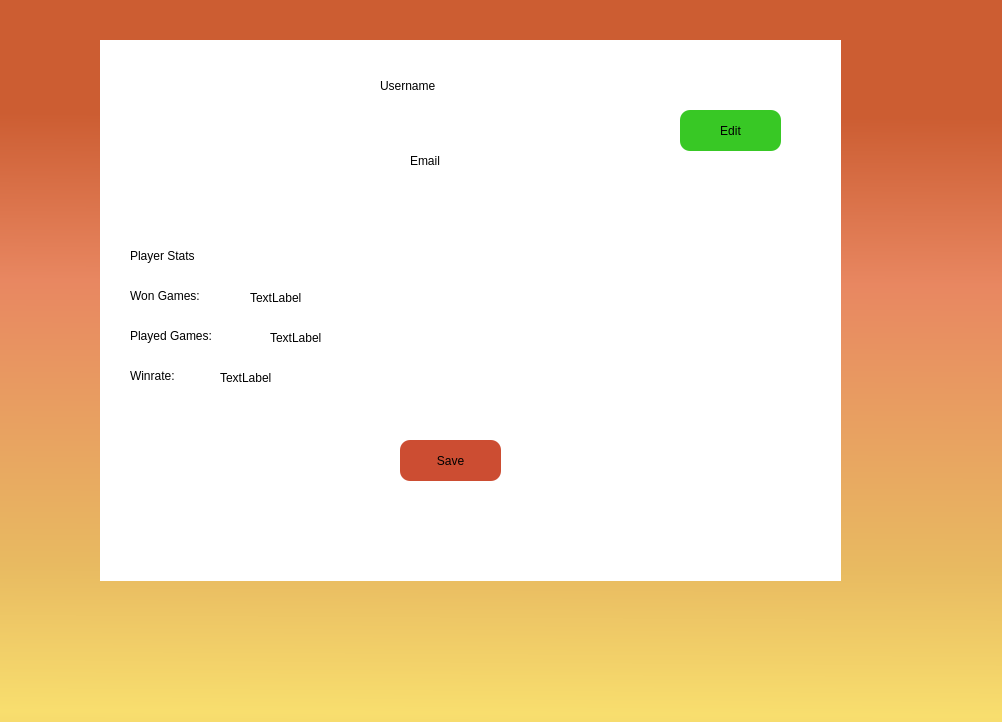
Old version of the form TriviadorGame/TriviadorGame/GameWindow.ui in the repository Mihnea11/Triviador.
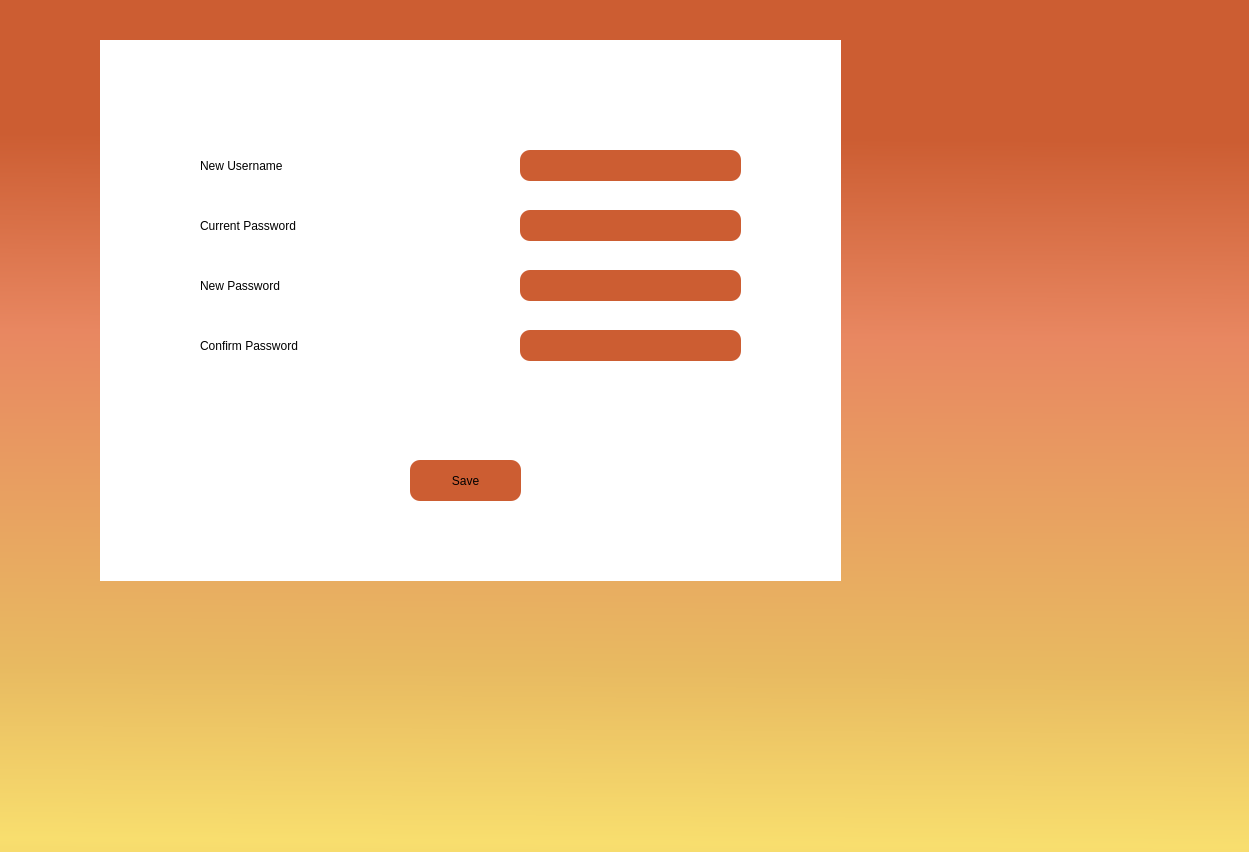
New version of the form.

Commit message: Added Edit Profile Form Interface

Diff of the .ui file:
```diff
--- a/TriviadorGame/TriviadorGame/GameWindow.ui
+++ b/TriviadorGame/TriviadorGame/GameWindow.ui
@@ -6,8 +6,8 @@
    <rect>
     <x>0</x>
     <y>0</y>
-    <width>1002</width>
-    <height>722</height>
+    <width>1249</width>
+    <height>852</height>
    </rect>
   </property>
   <property name="windowTitle">
@@ -354,6 +354,162 @@
      <string>Save</string>
     </property>
    </widget>
+   <widget class="QWidget" name="EditProfileForm" native="true">
+    <property name="geometry">
+     <rect>
+      <x>0</x>
+      <y>0</y>
+      <width>741</width>
+      <height>541</height>
+     </rect>
+    </property>
+    <property name="styleSheet">
+     <string notr="true">background-color: rgb(255, 255, 255);</string>
+    </property>
+    <widget class="QLabel" name="NewUsernameLabel">
+     <property name="geometry">
+      <rect>
+       <x>100</x>
+       <y>100</y>
+       <width>221</width>
+       <height>51</height>
+      </rect>
+     </property>
+     <property name="styleSheet">
+      <string notr="true">font: 700 20pt &quot;Segoe UI&quot;;</string>
+     </property>
+     <property name="text">
+      <string>New Username</string>
+     </property>
+    </widget>
+    <widget class="QLabel" name="CurrentPasswordLabel">
+     <property name="geometry">
+      <rect>
+       <x>100</x>
+       <y>160</y>
+       <width>251</width>
+       <height>51</height>
+      </rect>
+     </property>
+     <property name="styleSheet">
+      <string notr="true">font: 700 20pt &quot;Segoe UI&quot;;</string>
+     </property>
+     <property name="text">
+      <string>Current Password</string>
+     </property>
+    </widget>
+    <widget class="QLabel" name="NewPasswordLabel">
+     <property name="geometry">
+      <rect>
+       <x>100</x>
+       <y>220</y>
+       <width>221</width>
+       <height>51</height>
+      </rect>
+     </property>
+     <property name="styleSheet">
+      <string notr="true">font: 700 20pt &quot;Segoe UI&quot;;</string>
+     </property>
+     <property name="text">
+      <string>New Password</string>
+     </property>
+    </widget>
+    <widget class="QLabel" name="ConfirmPasswordLabel">
+     <property name="geometry">
+      <rect>
+       <x>100</x>
+       <y>280</y>
+       <width>261</width>
+       <height>51</height>
+      </rect>
+     </property>
+     <property name="styleSheet">
+      <string notr="true">font: 700 20pt &quot;Segoe UI&quot;;</string>
+     </property>
+     <property name="text">
+      <string>Confirm Password</string>
+     </property>
+    </widget>
+    <widget class="QLineEdit" name="NewUsernameField">
+     <property name="geometry">
+      <rect>
+       <x>420</x>
+       <y>110</y>
+       <width>221</width>
+       <height>31</height>
+      </rect>
+     </property>
+     <property name="styleSheet">
+      <string notr="true">border: 2px;
+border-radius: 10px;
+background-color: rgb(204, 93, 50);</string>
+     </property>
+    </widget>
+    <widget class="QLineEdit" name="CurrentPasswordField">
+     <property name="geometry">
+      <rect>
+       <x>420</x>
+       <y>170</y>
+       <width>221</width>
+       <height>31</height>
+      </rect>
+     </property>
+     <property name="styleSheet">
+      <string notr="true">border: 2px;
+border-radius: 10px;
+background-color: rgb(204, 93, 50);</string>
+     </property>
+    </widget>
+    <widget class="QLineEdit" name="NewPasswordField">
+     <property name="geometry">
+      <rect>
+       <x>420</x>
+       <y>230</y>
+       <width>221</width>
+       <height>31</height>
+      </rect>
+     </property>
+     <property name="styleSheet">
+      <string notr="true">border: 2px;
+border-radius: 10px;
+background-color: rgb(204, 93, 50);</string>
+     </property>
+    </widget>
+    <widget class="QLineEdit" name="ConfirmPasswordField">
+     <property name="geometry">
+      <rect>
+       <x>420</x>
+       <y>290</y>
+       <width>221</width>
+       <height>31</height>
+      </rect>
+     </property>
+     <property name="styleSheet">
+      <string notr="true">border: 2px;
+border-radius: 10px;
+background-color: rgb(204, 93, 50);</string>
+     </property>
+    </widget>
+    <widget class="QPushButton" name="pushButton">
+     <property name="geometry">
+      <rect>
+       <x>310</x>
+       <y>420</y>
+       <width>111</width>
+       <height>41</height>
+      </rect>
+     </property>
+     <property name="styleSheet">
+      <string notr="true">border: 2px;
+font: 700 20pt &quot;Segoe UI&quot;;
+border-radius: 10px;
+background-color: rgb(204, 93, 50);</string>
+     </property>
+     <property name="text">
+      <string>Save</string>
+     </property>
+    </widget>
+   </widget>
   </widget>
  </widget>
  <resources/>
```
